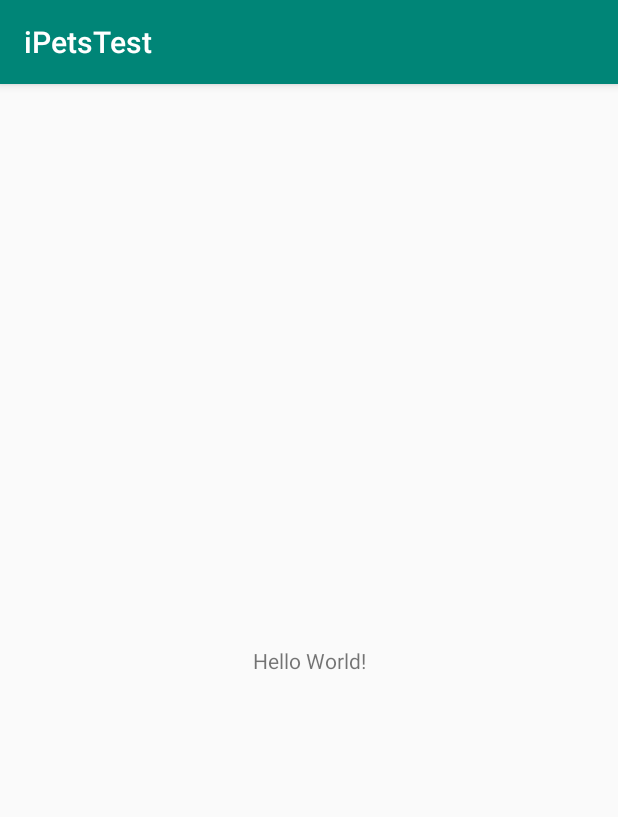
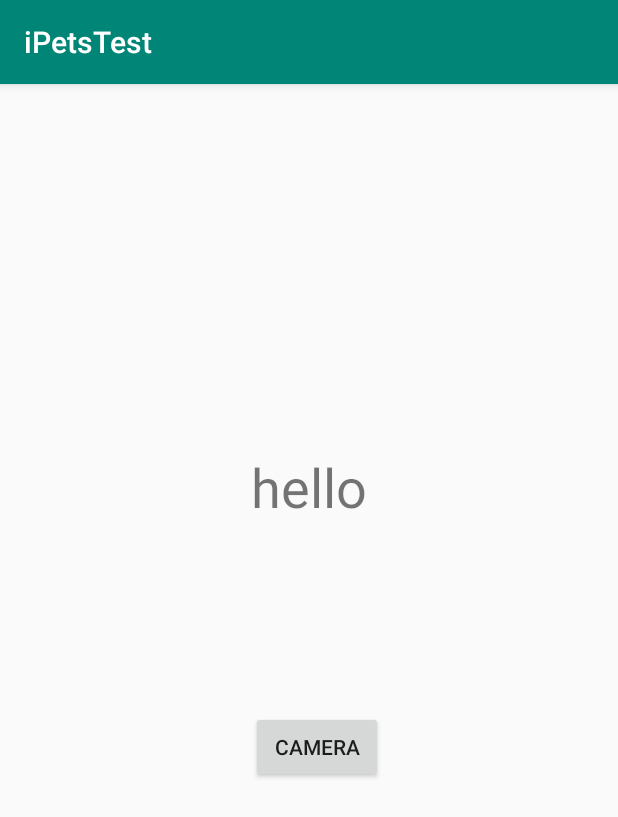
Before and after one commit to yichenlee88/iPets, an Android app: the screen it shows after launch (MainActivity), on a phone screen of 412 x 824 dp. Shown: the top 817 px of the screen. Run offline under Robolectric (Android 15) with nearby library versions, the phone set to English and light mode, and no system bars.

Commit message:
add camera test

```diff
--- a/app/iPetsTest/app/build.gradle
+++ b/app/iPetsTest/app/build.gradle
@@ -24,7 +24,10 @@ dependencies {
     implementation 'androidx.appcompat:appcompat:1.1.0'
     implementation 'androidx.constraintlayout:constraintlayout:1.1.3'
     implementation 'com.google.android.gms:play-services-maps:16.1.0'
+    implementation 'androidx.legacy:legacy-support-v4:1.0.0'
     testImplementation 'junit:junit:4.12'
     androidTestImplementation 'androidx.test.ext:junit:1.1.1'
     androidTestImplementation 'androidx.test.espresso:espresso-core:3.2.0'
+    implementation 'androidx.navigation:navigation-fragment:2.2.1'
+    implementation 'androidx.navigation:navigation-ui:2.2.1'
 }
--- /dev/null
+++ b/app/iPetsTest/app/src/main/java/com/example/ipetstest/HomeFragment.java
@@ -0,0 +1,45 @@
+package com.example.ipetstest;
+
+
+import android.os.Bundle;
+
+import androidx.annotation.Nullable;
+import androidx.fragment.app.Fragment;
+import androidx.navigation.NavController;
+import androidx.navigation.Navigation;
+
+import android.view.LayoutInflater;
+import android.view.View;
+import android.view.ViewGroup;
+import android.widget.Button;
+
+
+/**
+ * A simple {@link Fragment} subclass.
+ */
+public class HomeFragment extends Fragment {
+
+    public HomeFragment() {
+        // Required empty public constructor
+    }
+
+    @Override
+    public View onCreateView(LayoutInflater inflater, ViewGroup container,
+                             Bundle savedInstanceState) {
+        // Inflate the layout for this fragment
+        return inflater.inflate(R.layout.fragment_home, container, false);
+    }
+
+    @Override
+    public void onActivityCreated(@Nullable Bundle savedInstanceState) {
+        super.onActivityCreated(savedInstanceState);
+        Button button = getView().findViewById(R.id.button);
+        button.setOnClickListener(new View.OnClickListener() {
+            @Override
+            public void onClick(View v) {
+                NavController controller = Navigation.findNavController(v);
+                controller.navigate(R.id.action_homeFragment_to_cameraFragment);
+            }
+        });
+    }
+}
--- a/app/iPetsTest/app/src/main/java/com/example/ipetstest/MainActivity.java
+++ b/app/iPetsTest/app/src/main/java/com/example/ipetstest/MainActivity.java
@@ -3,6 +3,7 @@ package com.example.ipetstest;
 import androidx.appcompat.app.AppCompatActivity;
 
 import android.os.Bundle;
+import android.widget.ImageView;
 
 public class MainActivity extends AppCompatActivity {
 
--- a/app/iPetsTest/app/src/main/res/layout/activity_main.xml
+++ b/app/iPetsTest/app/src/main/res/layout/activity_main.xml
@@ -6,13 +6,11 @@
     android:layout_height="match_parent"
     tools:context=".MainActivity">
 
-    <TextView
-        android:layout_width="wrap_content"
-        android:layout_height="wrap_content"
-        android:text="Hello World!"
-        app:layout_constraintBottom_toBottomOf="parent"
-        app:layout_constraintLeft_toLeftOf="parent"
-        app:layout_constraintRight_toRightOf="parent"
-        app:layout_constraintTop_toTopOf="parent" />
-
+    <fragment
+        android:id="@+id/fragment"
+        android:name="androidx.navigation.fragment.NavHostFragment"
+        android:layout_width="match_parent"
+        android:layout_height="match_parent"
+        app:defaultNavHost="true"
+        app:navGraph="@navigation/nav_graph" />
 </androidx.constraintlayout.widget.ConstraintLayout>
--- /dev/null
+++ b/app/iPetsTest/app/src/main/res/layout/fragment_home.xml
@@ -0,0 +1,37 @@
+<?xml version="1.0" encoding="utf-8"?>
+<FrameLayout xmlns:android="http://schemas.android.com/apk/res/android"
+    xmlns:app="http://schemas.android.com/apk/res-auto"
+    xmlns:tools="http://schemas.android.com/tools"
+    android:layout_width="match_parent"
+    android:layout_height="match_parent"
+    tools:context=".HomeFragment">
+
+    <androidx.constraintlayout.widget.ConstraintLayout
+        android:layout_width="match_parent"
+        android:layout_height="match_parent">
+
+        <TextView
+            android:id="@+id/textView2"
+            android:layout_width="wrap_content"
+            android:layout_height="wrap_content"
+            android:text="@string/textview"
+            android:textSize="36sp"
+            app:layout_constraintBottom_toBottomOf="parent"
+            app:layout_constraintEnd_toEndOf="parent"
+            app:layout_constraintStart_toStartOf="parent"
+            app:layout_constraintTop_toTopOf="parent"
+            app:layout_constraintVertical_bias="0.339" />
+
+        <Button
+            android:id="@+id/button"
+            android:layout_width="wrap_content"
+            android:layout_height="wrap_content"
+            android:text="@string/button"
+            app:layout_constraintBottom_toBottomOf="parent"
+            app:layout_constraintEnd_toEndOf="parent"
+            app:layout_constraintHorizontal_bias="0.517"
+            app:layout_constraintStart_toStartOf="parent"
+            app:layout_constraintTop_toTopOf="parent"
+            app:layout_constraintVertical_bias="0.581" />
+    </androidx.constraintlayout.widget.ConstraintLayout>
+</FrameLayout>
--- /dev/null
+++ b/app/iPetsTest/app/src/main/res/navigation/nav_graph.xml
@@ -0,0 +1,26 @@
+<?xml version="1.0" encoding="utf-8"?>
+<navigation xmlns:android="http://schemas.android.com/apk/res/android"
+    xmlns:app="http://schemas.android.com/apk/res-auto"
+    xmlns:tools="http://schemas.android.com/tools"
+    android:id="@+id/nav_graph"
+    app:startDestination="@id/homeFragment">
+
+    <fragment
+        android:id="@+id/cameraFragment"
+        android:name="com.example.ipetstest.CameraFragment"
+        android:label="fragment_camera"
+        tools:layout="@layout/fragment_camera" >
+        <action
+            android:id="@+id/action_cameraFragment_to_homeFragment"
+            app:destination="@id/homeFragment" />
+    </fragment>
+    <fragment
+        android:id="@+id/homeFragment"
+        android:name="com.example.ipetstest.HomeFragment"
+        android:label="fragment_home"
+        tools:layout="@layout/fragment_home" >
+        <action
+            android:id="@+id/action_homeFragment_to_cameraFragment"
+            app:destination="@id/cameraFragment" />
+    </fragment>
+</navigation>
--- a/app/iPetsTest/app/src/main/res/values/strings.xml
+++ b/app/iPetsTest/app/src/main/res/values/strings.xml
@@ -1,4 +1,9 @@
 <resources>
     <string name="app_name">iPetsTest</string>
     <string name="title_activity_maps">Map</string>
+
+    <!-- TODO: Remove or change this placeholder text -->
+    <string name="hello_blank_fragment">Hello blank fragment</string>
+    <string name="button">camera</string>
+    <string name="textview">hello</string>
 </resources>
```
Also changed, not shown: app/iPetsTest/app/src/main/java/com/example/ipetstest/CameraFragment.java (added, +84 -0 lines), app/iPetsTest/app/src/main/res/layout/fragment_camera.xml (added, +23 -0 lines), 2 other files.
